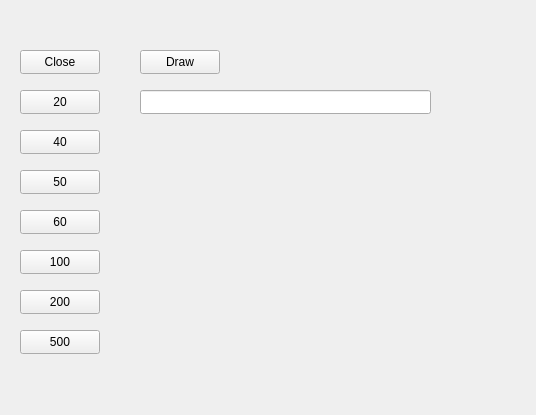
First picture: the form in testiExe/drawmoney.ui, repository bank-2022/group6, before the edit.
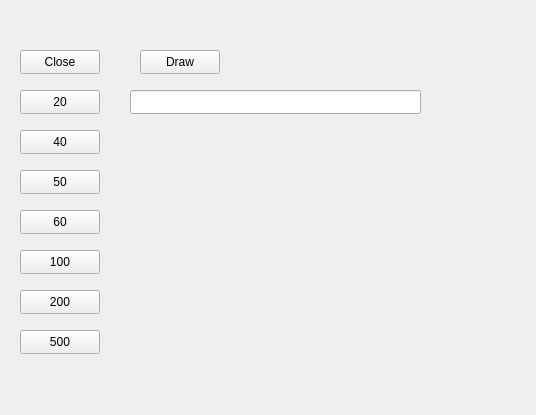
Second picture: the form after the edit.

```diff
--- a/testiExe/drawmoney.ui
+++ b/testiExe/drawmoney.ui
@@ -133,12 +133,15 @@
   <widget class="QLineEdit" name="lineEdit">
    <property name="geometry">
     <rect>
-     <x>140</x>
+     <x>130</x>
      <y>90</y>
      <width>291</width>
      <height>24</height>
     </rect>
    </property>
+   <property name="text">
+    <string/>
+   </property>
   </widget>
  </widget>
  <resources/>
```
